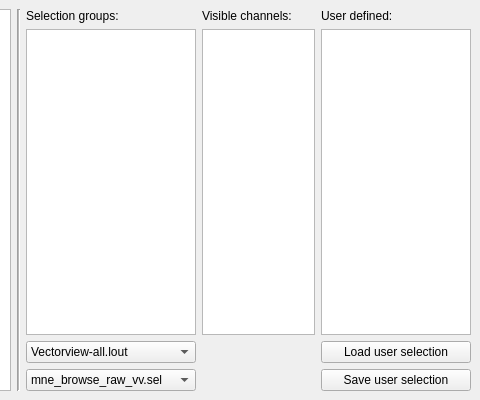
This is applications/mne_browse_raw_qt/Windows/selectionmanagerwindow.ui in mne-tools/mne-cpp as Qt 5 draws it before an edit; both pictures show x 230 to 710 and y 0 to 400 of the 710 by 400 pixel window. The edited form follows.
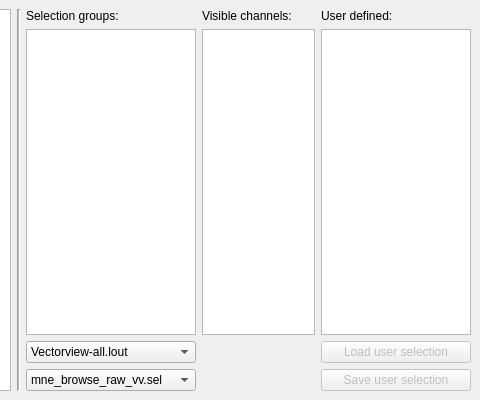
This is the edited form.

What changed in the file:
```diff
--- a/applications/mne_browse_raw_qt/Windows/selectionmanagerwindow.ui
+++ b/applications/mne_browse_raw_qt/Windows/selectionmanagerwindow.ui
@@ -29,6 +29,9 @@
       </item>
       <item row="3" column="8">
        <widget class="QPushButton" name="m_pushButton_saveSelection">
+        <property name="enabled">
+         <bool>false</bool>
+        </property>
         <property name="sizePolicy">
          <sizepolicy hsizetype="Preferred" vsizetype="Fixed">
           <horstretch>0</horstretch>
@@ -123,6 +126,9 @@
       </item>
       <item row="2" column="8">
        <widget class="QPushButton" name="pushButton_changeSelection">
+        <property name="enabled">
+         <bool>false</bool>
+        </property>
         <property name="sizePolicy">
          <sizepolicy hsizetype="Preferred" vsizetype="Fixed">
           <horstretch>0</horstretch>
```
